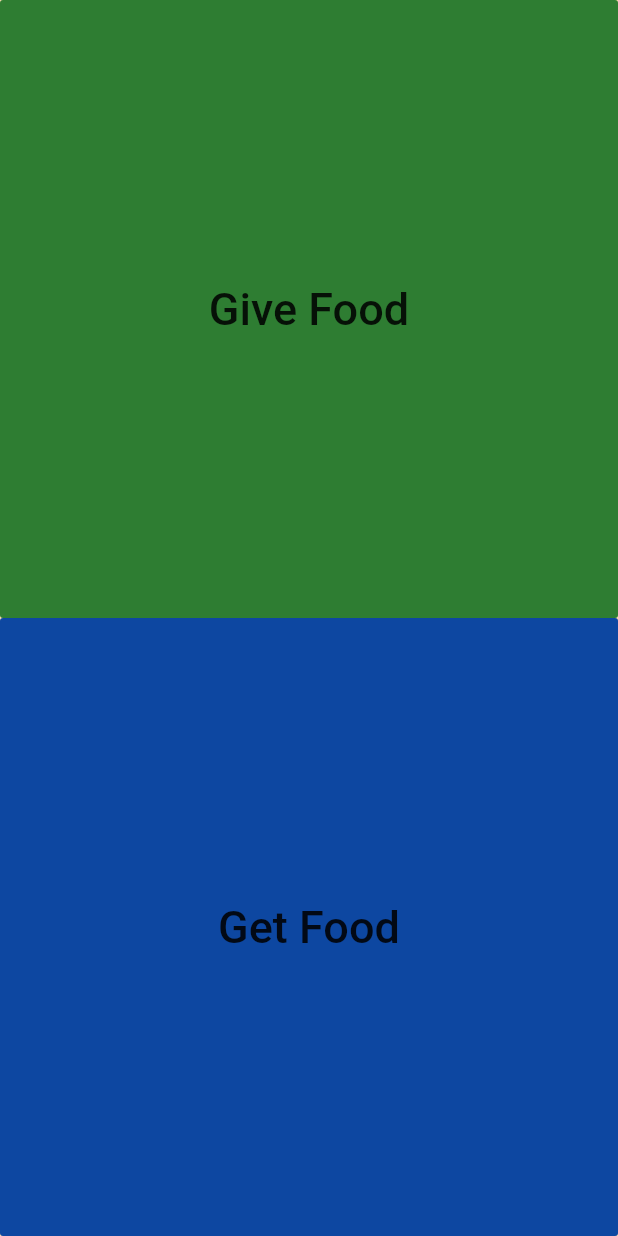
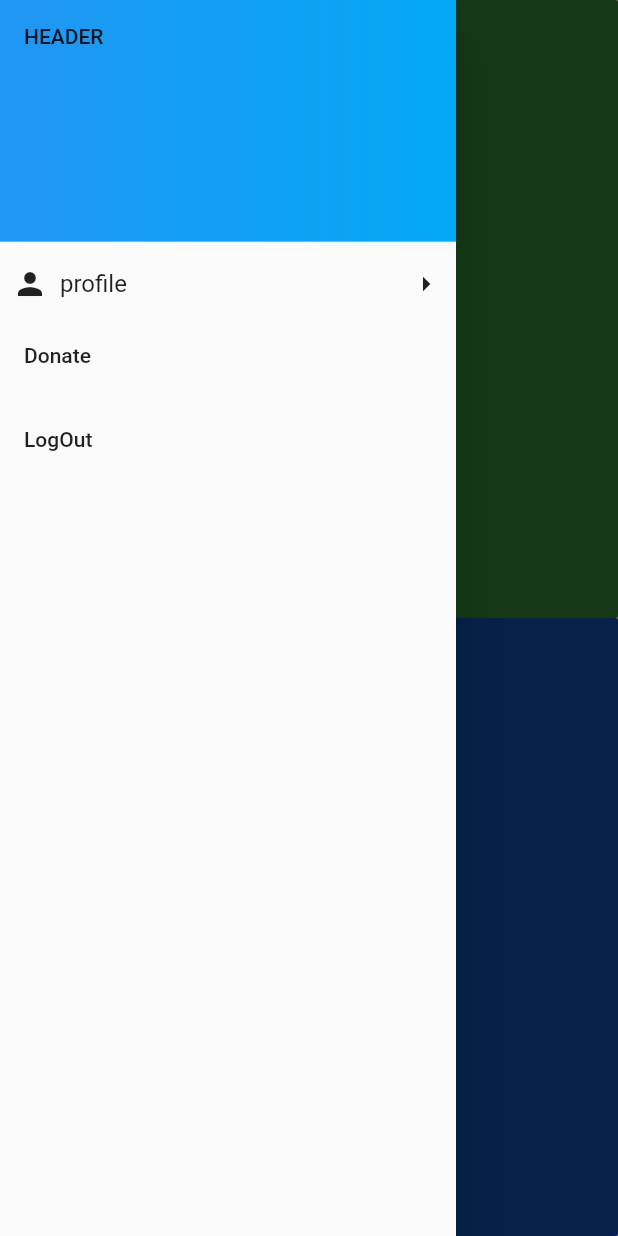
Before and after one commit to n-wagner/Food-Savior, a Flutter app: the screen it shows once a user with an empty profile is signed in, with the side drawer open (before the commit the screen has no drawer), on a phone screen of 412 x 824 dp. Run offline on Flutter 3.47's test engine with Material 2 defaults, Android fonts, the phone set to English and light mode, and no system bars; our stand-ins replace cloud_firestore, firebase_auth, flutter_tags, google_maps_flutter; missing offline and left inert: flutter_syntax_view, flutter_tagging; accounts and stored records are empty.

Commit message:
fix new food item, menu, and added some swipe backend

```diff
--- a/lib/main.dart
+++ b/lib/main.dart
@@ -1,7 +1,9 @@
 import 'package:flutter/material.dart';
 import 'package:food_savior/models/user.dart';
 import 'package:food_savior/screens/home/home_page.dart';
+import 'package:food_savior/screens/home/main_menu_layout.dart';
 import 'package:food_savior/screens/home/swipes.dart';
+import 'package:food_savior/screens/home/swipes_wrapper.dart';
 import 'package:food_savior/screens/wrapper.dart';
 import 'package:food_savior/services/auth.dart';
 import 'package:food_savior/screens/authenticate/login_page.dart';
@@ -33,9 +35,9 @@ class MyApp extends StatelessWidget {
         routes: {
           '/': (context) => Wrapper(),
           '/home': (context) => HomePage(),
-          '/swipes': (context) => SwipePage(),
+          '/swipes': (context) => SwipesWrapper(),
           '/new-food': (context) => NewFoodPage(),
-
+          '/main-menu': (context) => MenuLayout(),
         },
       ),
     );
--- a/lib/screens/home/home_page.dart
+++ b/lib/screens/home/home_page.dart
@@ -1,10 +1,17 @@
 import 'package:flutter/material.dart';
 import 'package:food_savior/services/auth.dart';
+import 'package:food_savior/screens/home/main_menu_layout.dart';
 
-class HomePage extends StatelessWidget {
+class HomePage extends StatefulWidget {
   static String tag = 'home-page';
 
+  @override
+  _HomePageState createState() => _HomePageState();
+}
+
+class _HomePageState extends State<HomePage> {
   final AuthService _auth = AuthService();
+  GlobalKey<ScaffoldState> _scaffoldKey = new GlobalKey();
 
   @override
   Widget build(BuildContext context) {
@@ -17,6 +24,7 @@ class HomePage extends StatelessWidget {
     //   ),
     // );
     return Scaffold(
+      key: _scaffoldKey,
       backgroundColor: Colors.orange[100],
       // appBar: AppBar(   //Basically a top menu/bar thing
       //   title: Text('Food Savior'),
@@ -46,7 +54,7 @@ class HomePage extends StatelessWidget {
                     fontSize: 30,
                   ),
                 ),
-                onPressed: () async {
+                onPressed: () {
                   Navigator.pushNamed(context, '/new-food');
                 },
               ),
@@ -68,6 +76,17 @@ class HomePage extends StatelessWidget {
           ]
         ),
       ),
+      drawer: MenuLayout(),
+      floatingActionButton: Padding(
+        padding: EdgeInsets.only(top: 130),
+        child: FloatingActionButton(
+          onPressed: () {
+            _scaffoldKey.currentState.openDrawer();
+          },
+          child: Icon(Icons.menu),
+        ),
+      ),
+      floatingActionButtonLocation: FloatingActionButtonLocation.startTop,
     );
   }
 }
--- a/lib/screens/home/main_menu_layout.dart
+++ b/lib/screens/home/main_menu_layout.dart
@@ -5,21 +5,27 @@ class MenuLayout extends StatelessWidget {
   @override
 
   Widget build(BuildContext context) {
-  return Scaffold(
-    appBar: AppBar(
-        title: Text('test'),
-        backgroundColor: Colors.blueGrey,
-        ),
-    drawer: Drawer(
+  return
+  // Scaffold(
+  //   appBar: AppBar(
+  //       title: Text('test'),
+  //       backgroundColor: Colors.blueGrey,
+  //       ),
+  //   drawer:
+    Drawer(
       child: ListView(
         children: <Widget>[
           DrawerHeader(
             decoration: BoxDecoration(
-              gradient: LinearGradient(colors: <Color>)[
-                Colors.blue,
-                Colors.lightBlue,
-              ]),
-            child: Text('HEADER')),
+              gradient: LinearGradient(
+                colors: <Color>[
+                  Colors.blue,
+                  Colors.lightBlue,
+                ]
+              )
+            ),
+            child: Text('HEADER')
+          ),
           CustomListTile(),
           ListTile(
             title: Text('Donate')
@@ -29,7 +35,7 @@ class MenuLayout extends StatelessWidget {
             ),
         ],
       ),
-    ),
+    //),
   );
 }
 
@@ -53,9 +59,14 @@ return Padding(
               children: <Widget>[
               Icon(Icons.person),
               Padding(
-                  padding: const EdgeInsets.all(8.0)
-                  child: Text('profile', style: TextStyle(fontSize: 16.0)),
+                padding: const EdgeInsets.all(8.0),
+                child: Text(
+                  'profile',
+                  style: TextStyle(
+                    fontSize: 16.0
                   )
+                ),
+              )
 
 
             ],
```
Also changed, not shown: lib/screens/home/new_food_page.dart (+5 -3 lines), lib/screens/home/swipes.dart (+7 -1 lines), lib/screens/home/swipes_wrapper.dart (added, +15 -0 lines).
